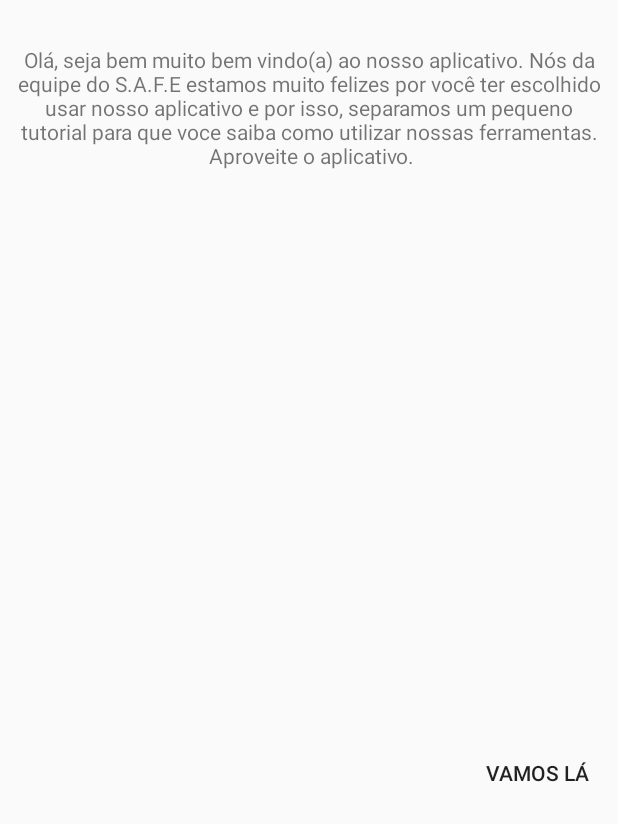
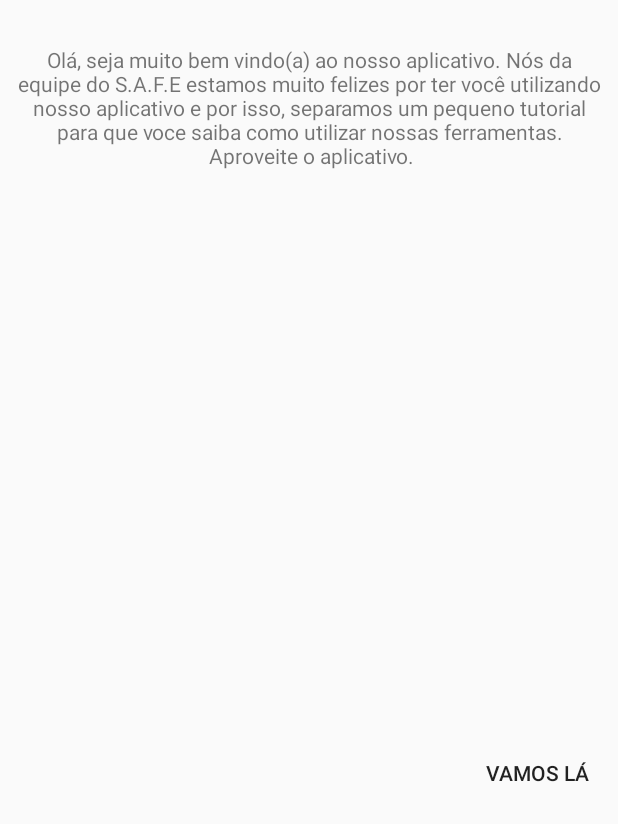
Before and after one commit to EduardoZortea18/SafeBeta, an Android app: the screen it shows after launch (MainTutorial), on a phone screen of 412 x 824 dp, the part 412-1236 px from its top. Run offline under Robolectric (Android 15) with nearby library versions, the phone set to English and light mode, and no system bars; our stand-ins replace CircleImageView.

Commit message:
Tela de tutorial pronta. 2.0

```diff
--- a/app/src/main/res/values/strings.xml
+++ b/app/src/main/res/values/strings.xml
@@ -69,8 +69,8 @@
     </string>
 
     <string name="Boas_Vindas">
-        Olá, seja bem muito bem vindo(a) ao nosso aplicativo.
-       Nós da equipe do S.A.F.E estamos muito felizes por você ter escolhido usar
+        Olá, seja muito bem vindo(a) ao nosso aplicativo.
+       Nós da equipe do S.A.F.E estamos muito felizes por ter você utilizando
        nosso aplicativo e por isso, separamos um pequeno tutorial para que
        voce saiba como utilizar nossas ferramentas.\n
        Aproveite o aplicativo.\n
```
